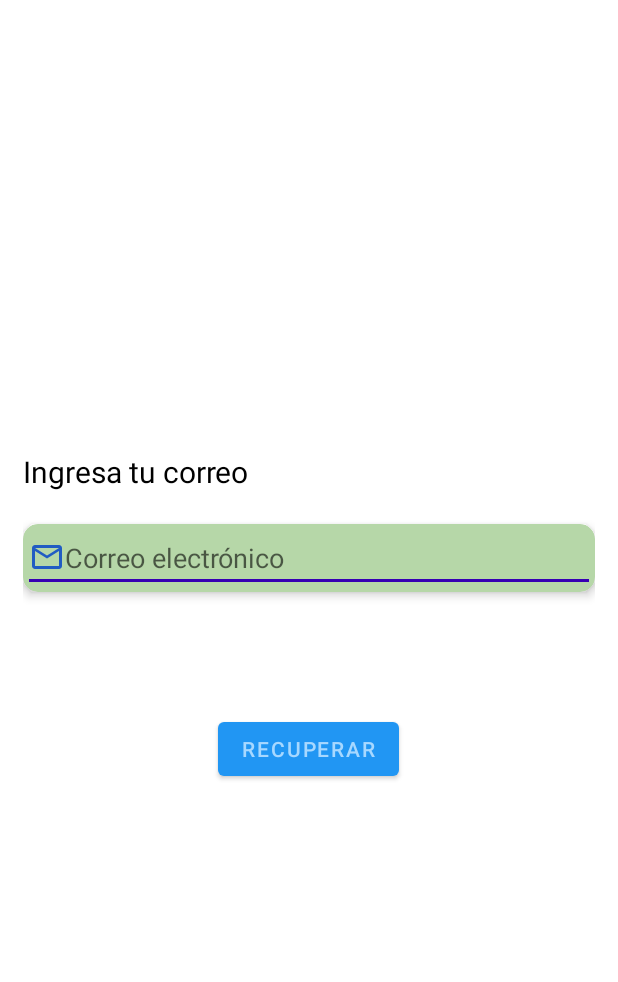
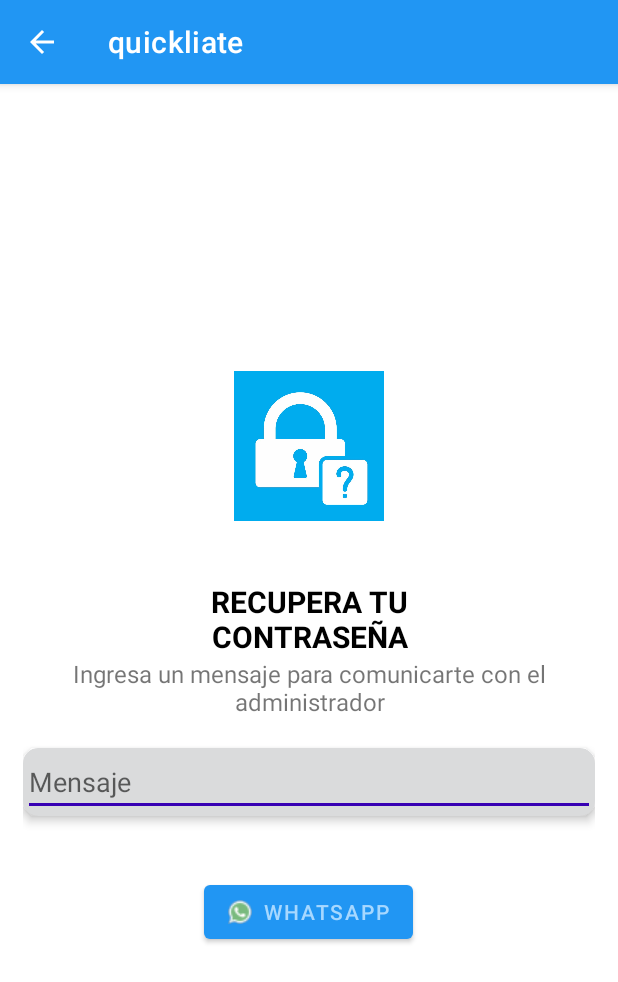
Before and after one commit to GrupoE7/quickliate, an Android app: the screen it shows after launch (p_3 before the commit, RecuperarActivity after it), after a tap on "Recuperar contraseña", on a phone screen of 412 x 824 dp. Shown: the top 982 px of the screen. Run offline under Robolectric (Android 15) with nearby library versions, the phone set to English and light mode, and no system bars; our stand-ins replace Firebase (no records; nobody signed in at launch, a user with empty details on screens opened directly).

Commit message:
Verificación de conexión a internet en login y actualización de recuperar contraseña

```diff
--- a/app/src/main/java/com/example/quickliate/p_3.java
+++ /dev/null
@@ -1,52 +0,0 @@
-package com.example.quickliate;
-
-import android.os.Bundle;
-
-import com.google.android.material.snackbar.Snackbar;
-
-import androidx.appcompat.app.AppCompatActivity;
-
-import android.view.View;
-
-import androidx.navigation.NavController;
-import androidx.navigation.Navigation;
-import androidx.navigation.ui.AppBarConfiguration;
-import androidx.navigation.ui.NavigationUI;
-
-import com.example.quickliate.databinding.ActivityP3Binding;
-
-public class p_3 extends AppCompatActivity {
-
-    private AppBarConfiguration appBarConfiguration;
-    private ActivityP3Binding binding;
-
-    @Override
-    protected void onCreate(Bundle savedInstanceState) {
-        super.onCreate(savedInstanceState);
-        setContentView(R.layout.activity_p3);
-
-        //binding = ActivityP3Binding.inflate(getLayoutInflater());
-        //setContentView(binding.getRoot());
-
-        //setSupportActionBar(binding.toolbar);
-
-        //NavController navController = Navigation.findNavController(this, R.id.nav_host_fragment_content_p3);
-        //appBarConfiguration = new AppBarConfiguration.Builder(navController.getGraph()).build();
-        //NavigationUI.setupActionBarWithNavController(this, navController, appBarConfiguration);
-
-        //binding.fab.setOnClickListener(new View.OnClickListener() {
-         //   @Override
-           // public void onClick(View view) {
-             //   Snackbar.make(view, "Replace with your own action", Snackbar.LENGTH_LONG)
-               //         .setAction("Action", null).show();
-            //}
-        //});
-    }
-
-    //@Override
-    //public boolean onSupportNavigateUp() {
-    //    NavController navController = Navigation.findNavController(this, R.id.nav_host_fragment_content_p3);
-    //    return NavigationUI.navigateUp(navController, appBarConfiguration)
-    //            || super.onSupportNavigateUp();
-    //}
-}
--- a/app/src/main/res/layout/activity_p3.xml
+++ b/app/src/main/res/layout/activity_recuperar.xml
@@ -7,26 +7,39 @@
     android:gravity="center"
     android:orientation="vertical"
     android:padding="15dp"
-    tools:context=".p_3">
+    tools:context=".RecuperarActivity">
+
+    <ImageView
+        android:id="@+id/imageView"
+        android:layout_width="100dp"
+        android:layout_height="100dp"
+        app:srcCompat="@drawable/ic_lock_question" />
+
+    <TextView
+        android:id="@+id/textView5"
+        android:layout_width="match_parent"
+        android:layout_height="wrap_content"
+        android:layout_marginTop="40dp"
+        android:text="RECUPERA TU\nCONTRASEÑA"
+        android:textAlignment="center"
+        android:textAllCaps="false"
+        android:textColor="#000000"
+        android:textSize="20sp"
+        android:textStyle="bold" />
 
     <TextView
         android:id="@+id/textView"
         android:layout_width="match_parent"
         android:layout_height="wrap_content"
-        android:text="Ingresa tu correo"
-        android:textColor="#000000"
-        android:textSize="20dp" />
-
-    <TextView
-        android:id="@+id/textView3"
-        android:layout_width="match_parent"
-        android:layout_height="wrap_content"
-        android:textSize="15dp" />
+        android:text="Ingresa un mensaje para comunicarte con el administrador"
+        android:textAlignment="center"
+        android:textSize="16sp" />
 
     <androidx.cardview.widget.CardView
         android:layout_width="match_parent"
         android:layout_height="wrap_content"
-        app:cardBackgroundColor="#B6D7A8"
+        android:layout_marginTop="20dp"
+        app:cardBackgroundColor="#DADBDC"
         app:cardCornerRadius="10dp"
         app:cardElevation="4dp">
 
@@ -36,25 +49,22 @@
             android:orientation="vertical">
 
             <EditText
-                android:id="@+id/editTextTextEmailAddress"
+                android:id="@+id/editTextTextPersonName"
                 android:layout_width="match_parent"
                 android:layout_height="wrap_content"
-                android:drawableLeft="@drawable/ic_mail"
                 android:ems="10"
-                android:hint="Correo electrónico"
-                android:inputType="textEmailAddress" />
+                android:hint="Mensaje"
+                android:inputType="textPersonName" />
+
         </LinearLayout>
     </androidx.cardview.widget.CardView>
-
-    <TextView
-        android:id="@+id/textView2"
-        android:layout_width="match_parent"
-        android:layout_height="wrap_content"
-        android:textSize="60dp" />
 
     <Button
         android:id="@+id/button"
         android:layout_width="wrap_content"
         android:layout_height="wrap_content"
-        android:text="Recuperar" />
+        android:layout_marginTop="40dp"
+        android:drawableLeft="@drawable/ic_whatsapp"
+        android:onClick="ComunicarAdmin"
+        android:text="Whatsapp" />
 </LinearLayout>
```
Also changed, not shown: app/src/main/AndroidManifest.xml (+6 -8 lines), app/src/main/java/com/example/quickliate/LoginActivity.java (+43 -4 lines), app/src/main/java/com/example/quickliate/RecuperarActivity.java (added, +62 -0 lines), app/src/main/res/layout/content_p3.xml (deleted, +0 -19 lines), app/src/main/res/drawable/ic_lock_question.jpg (added), app/src/main/res/drawable/ic_whatsapp.png (added).
